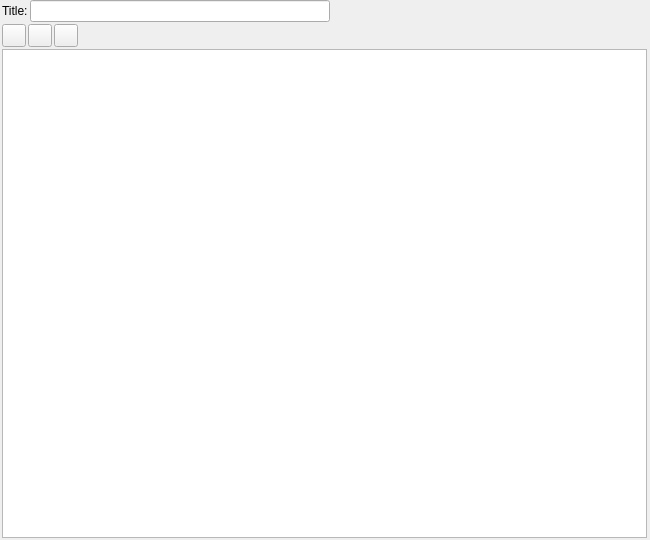
The window that ui/novel_view.ui (zkovari/plotlyst) describes before a commit, drawn with Qt 5.
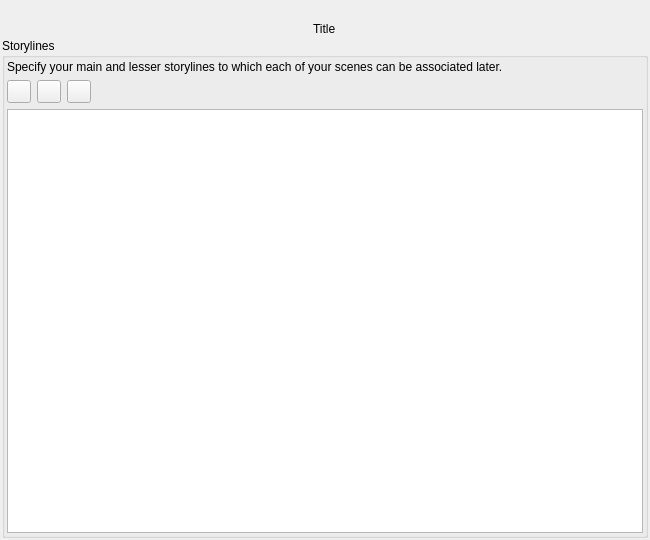
The same window after the commit.

Commit message: Add labels for storylines

```diff
--- a/ui/novel_view.ui
+++ b/ui/novel_view.ui
@@ -13,7 +13,7 @@
   <property name="windowTitle">
    <string>Form</string>
   </property>
-  <layout class="QVBoxLayout" name="verticalLayout_2">
+  <layout class="QVBoxLayout" name="verticalLayout_3">
    <property name="spacing">
     <number>2</number>
    </property>
@@ -21,50 +21,71 @@
     <number>2</number>
    </property>
    <property name="topMargin">
-    <number>0</number>
+    <number>2</number>
    </property>
    <property name="rightMargin">
-    <number>3</number>
+    <number>2</number>
    </property>
    <property name="bottomMargin">
     <number>2</number>
    </property>
+   <item>
+    <spacer name="horizontalSpacer">
+     <property name="orientation">
+      <enum>Qt::Horizontal</enum>
+     </property>
+     <property name="sizeHint" stdset="0">
+      <size>
+       <width>643</width>
+       <height>20</height>
+      </size>
+     </property>
+    </spacer>
+   </item>
    <item>
     <layout class="QHBoxLayout" name="horizontalLayout_2">
-     <item>
-      <widget class="QLabel" name="label_2">
+     <item alignment="Qt::AlignHCenter|Qt::AlignTop">
+      <widget class="QLabel" name="lblTitle">
+       <property name="styleSheet">
+        <string notr="true">font: 22pt &quot;Sans Serif&quot;;</string>
+       </property>
        <property name="text">
-        <string>Title:</string>
+        <string>Title</string>
        </property>
       </widget>
      </item>
-     <item>
-      <widget class="QLineEdit" name="lineTitle">
-       <property name="maximumSize">
-        <size>
-         <width>300</width>
-         <height>16777215</height>
-        </size>
-       </property>
-      </widget>
-     </item>
-     <item>
-      <spacer name="horizontalSpacer_2">
-       <property name="orientation">
-        <enum>Qt::Horizontal</enum>
-       </property>
-       <property name="sizeHint" stdset="0">
-        <size>
-         <width>40</width>
-         <height>20</height>
-        </size>
-       </property>
-      </spacer>
-     </item>
     </layout>
    </item>
    <item>
-    <layout class="QHBoxLayout" name="horizontalLayout"/>
+    <widget class="QGroupBox" name="groupBox">
+     <property name="title">
+      <string>Storylines</string>
+     </property>
+     <layout class="QVBoxLayout" name="verticalLayout_2">
+      <property name="spacing">
+       <number>6</number>
+      </property>
+      <property name="leftMargin">
+       <number>2</number>
+      </property>
+      <property name="topMargin">
+       <number>2</number>
+      </property>
+      <property name="rightMargin">
+       <number>2</number>
+      </property>
+      <property name="bottomMargin">
+       <number>2</number>
+      </property>
+      <item>
+       <widget class="QLabel" name="lblStorylinesDescription">
+        <property name="text">
+         <string>Specify your main and lesser storylines to which each of your scenes can be associated later.</string>
+        </property>
+        <property name="wordWrap">
+         <bool>true</bool>
+        </property>
+       </widget>
    </item>
    <item>
     <layout class="QVBoxLayout" name="verticalLayout">
@@ -132,6 +153,9 @@
       </widget>
      </item>
     </layout>
+      </item>
+     </layout>
+    </widget>
    </item>
   </layout>
  </widget>
```
Lines whose indentation alone changed are shown as unchanged. The commit also changes 1 other file.
